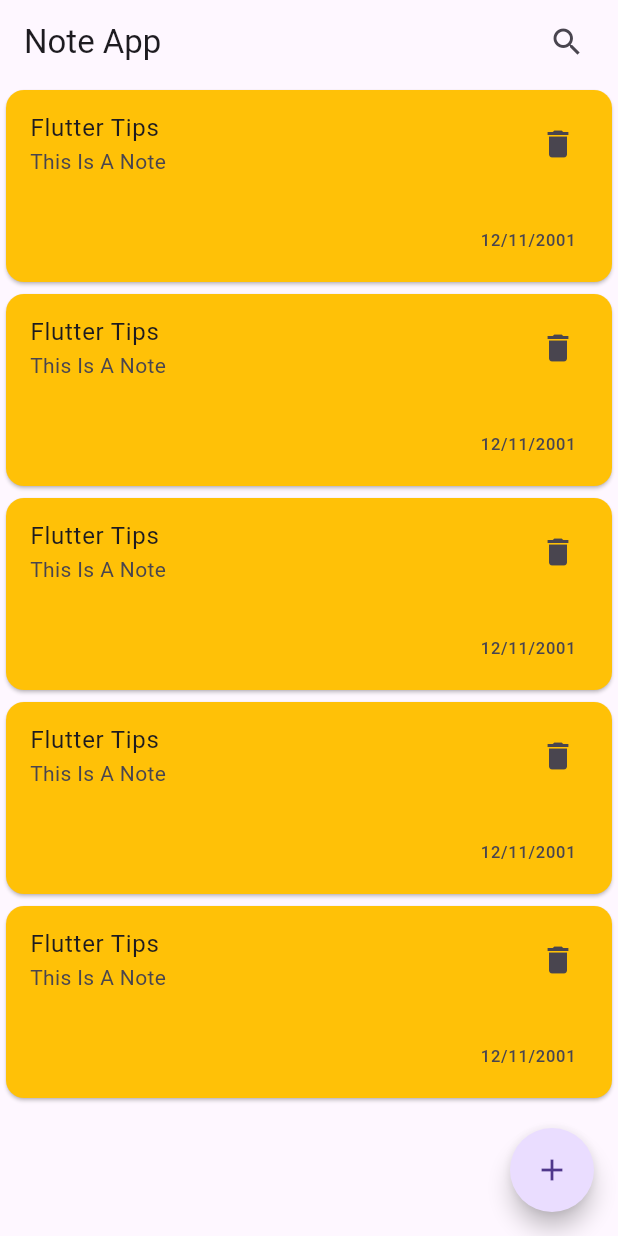
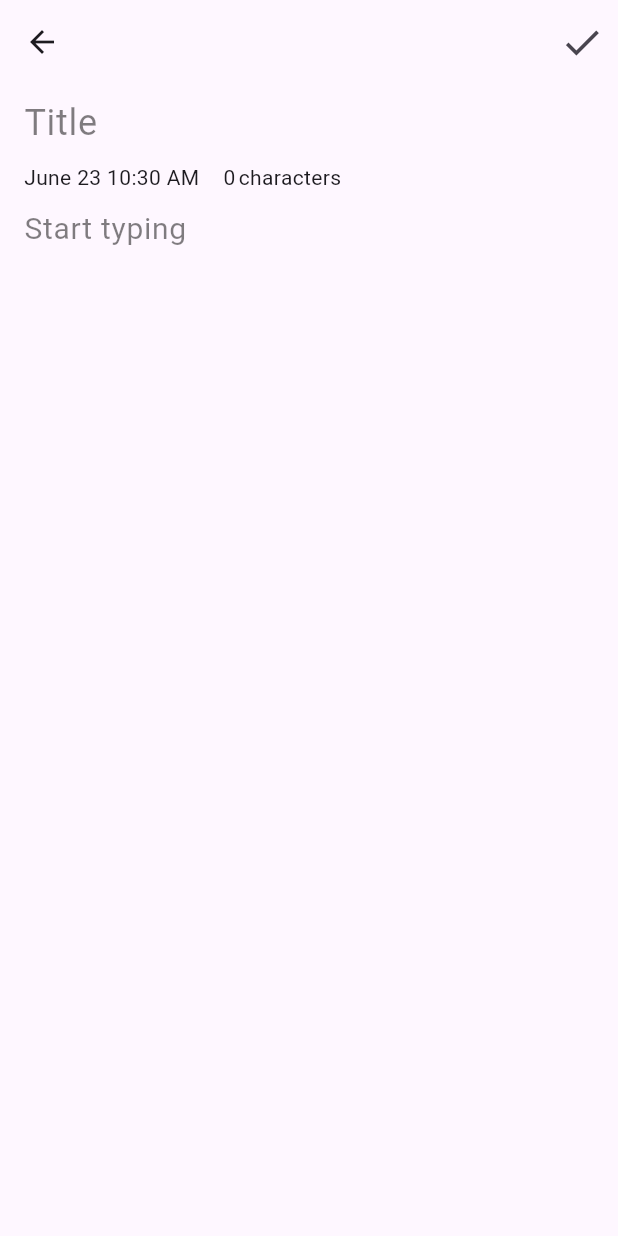
Before and after one commit to igaserx/note_app, a Flutter app: the screen it shows after launch, after a tap on the "add" icon, on a phone screen of 412 x 824 dp. Run offline on Flutter 3.47's test engine with Material 3 defaults, Android fonts, the phone set to English and light mode, and no system bars.

Commit message:
add note view

```diff
--- /dev/null
+++ b/lib/views/add_note_view.dart
@@ -0,0 +1,56 @@
+import 'package:flutter/material.dart';
+import 'package:intl/intl.dart';
+
+class AddNoteView extends StatelessWidget {
+  const AddNoteView({super.key});
+
+  @override
+  Widget build(BuildContext context) {
+    return Scaffold(
+      appBar: AppBar(
+        actions: [IconButton(onPressed: () {}, icon: Icon(Icons.done,size: 30,))],
+      ),
+      body: Padding(
+        padding: const EdgeInsets.symmetric(horizontal: 16.0),
+        child: Column(
+          children: [
+            TextField(
+              style: TextStyle(fontSize: 20),
+              decoration: InputDecoration(
+                border: InputBorder.none,
+                hintText: "Title",
+                hintStyle: TextStyle(
+                  color: Colors.black.withValues(alpha: 0.5),
+                  fontSize: 24,
+                ),
+              ),
+            ),
+            Row(
+              crossAxisAlignment: CrossAxisAlignment.start,
+              children: [
+                Text(DateFormat('MMMM d h:mm a').format(DateTime.now())),
+                SizedBox(width: 16),
+                Text('0'),
+                SizedBox(width: 2),
+                Text("characters"),
+              ],
+            ),
+            Expanded(
+              child: TextField(
+                style: TextStyle(fontSize: 18),
+                decoration: InputDecoration(
+                  border: InputBorder.none,
+                  hintText: "Start typing",
+                  hintStyle: TextStyle(
+                    color: Colors.black.withValues(alpha: 0.5),
+                    fontSize: 20,
+                  ),
+                ),
+              ),
+            ),
+          ],
+        ),
+      ),
+    );
+  }
+}
--- a/lib/views/home_view.dart
+++ b/lib/views/home_view.dart
@@ -1,9 +1,15 @@
 import 'package:flutter/material.dart';
-import 'package:note_app/widgets/note_widget.dart';
+import 'package:note_app/views/add_note_view.dart';
 
-class HomeView extends StatelessWidget {
+class HomeView extends StatefulWidget {
   const HomeView({super.key});
 
+  @override
+  State<HomeView> createState() => _HomeViewState();
+}
+
+class _HomeViewState extends State<HomeView> {
+  List items = [];
   @override
   Widget build(BuildContext context) {
     return Scaffold(
@@ -17,12 +23,15 @@ class HomeView extends StatelessWidget {
         ],
       ),
       body: ListView.builder(
-        itemCount: 5,
-        itemBuilder: (context, index) => NoteWidget(),
+        itemCount: items.length,
+        itemBuilder: (context, index) => items[index],
       ),
       floatingActionButton: FloatingActionButton(
         shape: CircleBorder(),
-        onPressed: () {},
+        onPressed: () {
+          Navigator.push(context, MaterialPageRoute(builder: (context) => const AddNoteView(),));
+
+        },
         child: Icon(Icons.add),
       ),
     );
--- a/pubspec.yaml
+++ b/pubspec.yaml
@@ -34,6 +34,7 @@ dependencies:
   # The following adds the Cupertino Icons font to your application.
   # Use with the CupertinoIcons class for iOS style icons.
   cupertino_icons: ^1.0.8
+  intl: ^0.20.2
 
 dev_dependencies:
   flutter_test:
```
Also changed, not shown: pubspec.lock.
